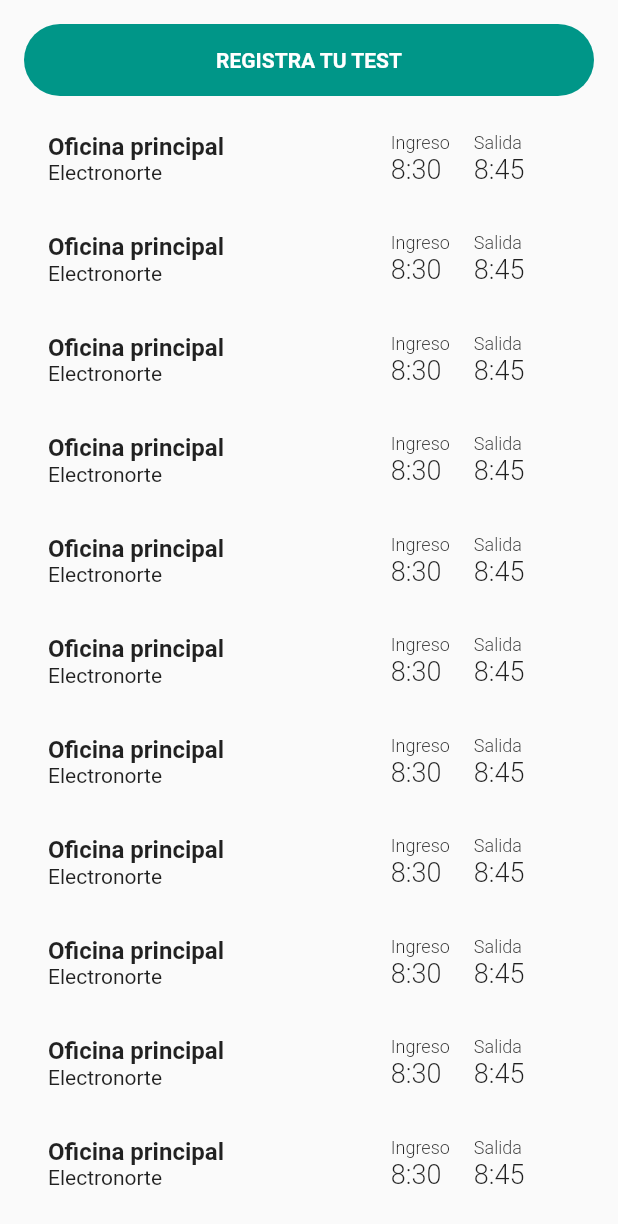
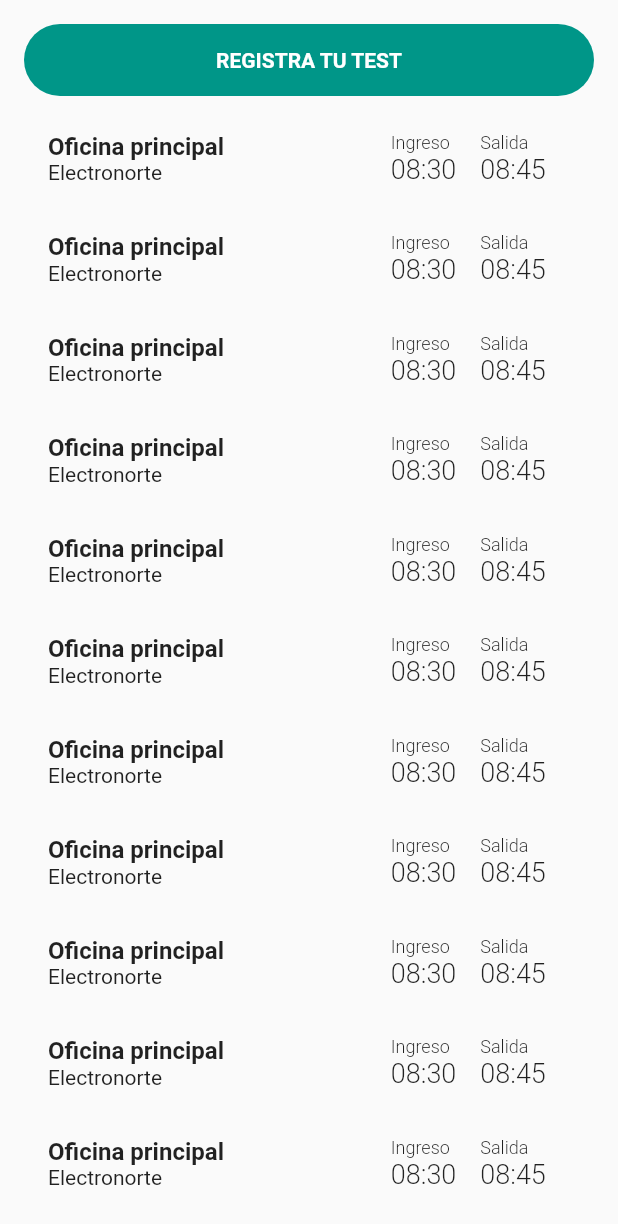
Before and after one commit to itmarck/qrtracing, a Flutter app: the screen it shows after launch, scrolled down 576 dp, on a phone screen of 412 x 824 dp. Shown: the top 1224 px of the screen. Run offline on Flutter 3.47's test engine with Material 2 defaults, Android fonts, the phone set to English and light mode, and no system bars; missing offline and left inert: qr_code_scanner.

Commit message:
chore: Time with format

```diff
--- a/lib/src/domain/record.dart
+++ b/lib/src/domain/record.dart
@@ -1,12 +1,13 @@
 import 'package:qrtracing/src/domain/company.dart';
 import 'package:qrtracing/src/domain/place.dart';
+import 'package:qrtracing/src/domain/time.dart';
 
 class Record {
   final String uid;
   Company company;
   Place place;
-  DateTime checkIn;
-  DateTime checkOut;
+  Time checkIn;
+  Time checkOut;
 
   Record({
     this.uid,
--- /dev/null
+++ b/lib/src/domain/time.dart
@@ -0,0 +1,9 @@
+class Time {
+  final DateTime time;
+
+  Time(this.time);
+
+  String get formattedHour => time.hour.toString().padLeft(2, '0');
+  String get formattedMinute => time.minute.toString().padLeft(2, '0');
+  String get formattedTime => '$formattedHour:$formattedMinute';
+}
--- a/lib/widgets/history.dart
+++ b/lib/widgets/history.dart
@@ -1,8 +1,10 @@
 import 'package:flutter/material.dart';
-import 'package:qrtracing/src/domain/company.dart';
-import 'package:qrtracing/src/domain/place.dart';
-import 'package:qrtracing/src/domain/record.dart';
-import 'package:qrtracing/widgets/record.dart';
+
+import '../src/domain/company.dart';
+import '../src/domain/place.dart';
+import '../src/domain/record.dart';
+import '../src/domain/time.dart';
+import 'record.dart';
 
 class SliverListHistory extends StatelessWidget {
   const SliverListHistory({
@@ -17,7 +19,7 @@ class SliverListHistory extends StatelessWidget {
           final company = Company(id: 'electro', name: 'Electronorte');
           final record = Record(
             uid: 'record1',
-            checkIn: DateTime(2020, 3, 2, 8, 30),
+            checkIn: Time(DateTime(2020, 3, 2, 8, 30)),
             checkOut: null,
             company: company,
             place: Place(
@@ -28,8 +30,8 @@ class SliverListHistory extends StatelessWidget {
           );
           final record2 = Record(
             uid: 'record2',
-            checkIn: DateTime(2020, 3, 2, 8, 30),
-            checkOut: DateTime(2020, 3, 2, 8, 45),
+            checkIn: Time(DateTime(2020, 3, 2, 8, 30)),
+            checkOut: Time(DateTime(2020, 3, 2, 8, 45)),
             company: company,
             place: Place(
               id: 'oficina1',
--- a/lib/widgets/record.dart
+++ b/lib/widgets/record.dart
@@ -1,5 +1,6 @@
 import 'package:flutter/material.dart';
-import 'package:qrtracing/src/domain/record.dart';
+
+import '../src/domain/record.dart';
 
 class RecordWidget extends StatelessWidget {
   RecordWidget({
@@ -53,7 +54,7 @@ class RecordWidget extends StatelessWidget {
                         _CaptionText(
                             actualPlace ? 'Hora de ingreso' : 'Ingreso'),
                         _HourText(
-                          '${record.checkIn.hour}:${record.checkIn.minute}',
+                          record.checkIn.formattedTime,
                           isBold: actualPlace,
                         )
                       ],
@@ -64,8 +65,7 @@ class RecordWidget extends StatelessWidget {
                       children: <Widget>[
                         if (!actualPlace) ...[
                           _CaptionText('Salida'),
-                          _HourText(
-                              '${record.checkOut.hour}:${record.checkOut.minute}')
+                          _HourText(record.checkOut.formattedTime)
                         ]
                       ],
                     ),
```
